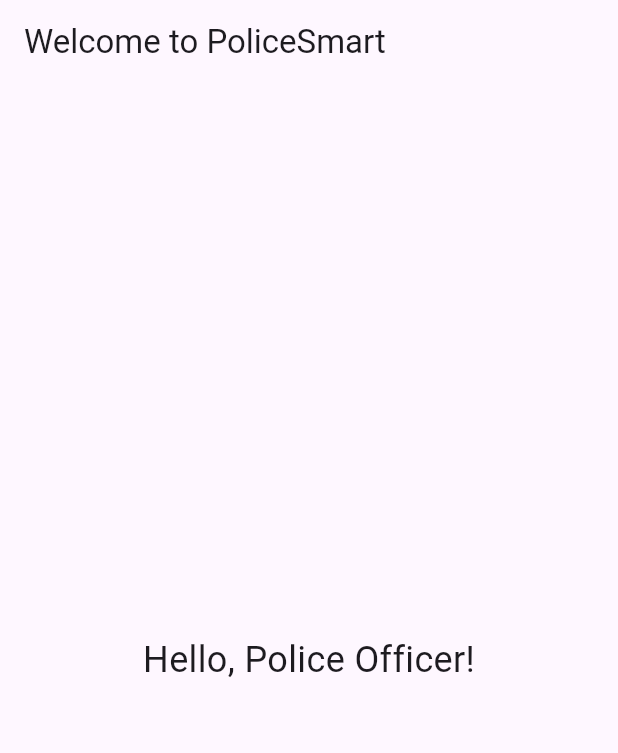
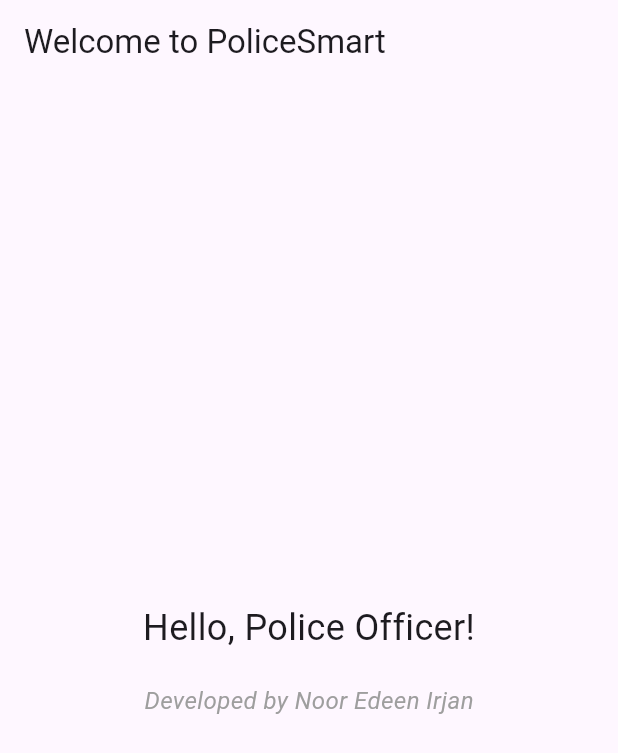
Before and after one commit to noonkhallaf/PoliceSmart, a Flutter app: the screen it shows after launch, on a phone screen of 412 x 824 dp. Shown: the top 753 px of the screen. Run offline on Flutter 3.47's test engine with Material 3 defaults, Android fonts, the phone set to English and light mode, and no system bars.

Commit message:
Update main.dart

```diff
--- a/lib/main.dart
+++ b/lib/main.dart
@@ -1,4 +1,6 @@
 import 'package:flutter/material.dart';
+
+// تم تطوير هذا التطبيق بواسطة Noor Edeen Irjan
 
 void main() {
   runApp(const MyApp());
@@ -30,9 +32,23 @@ class HomeScreen extends StatelessWidget {
         title: const Text('Welcome to PoliceSmart'),
       ),
       body: const Center(
-        child: Text(
-          'Hello, Police Officer!',
-          style: TextStyle(fontSize: 24),
+        child: Column(
+          mainAxisAlignment: MainAxisAlignment.center,
+          children: [
+            Text(
+              'Hello, Police Officer!',
+              style: TextStyle(fontSize: 24),
+            ),
+            SizedBox(height: 20),
+            Text(
+              'Developed by Noor Edeen Irjan',
+              style: TextStyle(
+                fontSize: 16,
+                color: Colors.grey,
+                fontStyle: FontStyle.italic,
+              ),
+            ),
+          ],
         ),
       ),
     );
```
